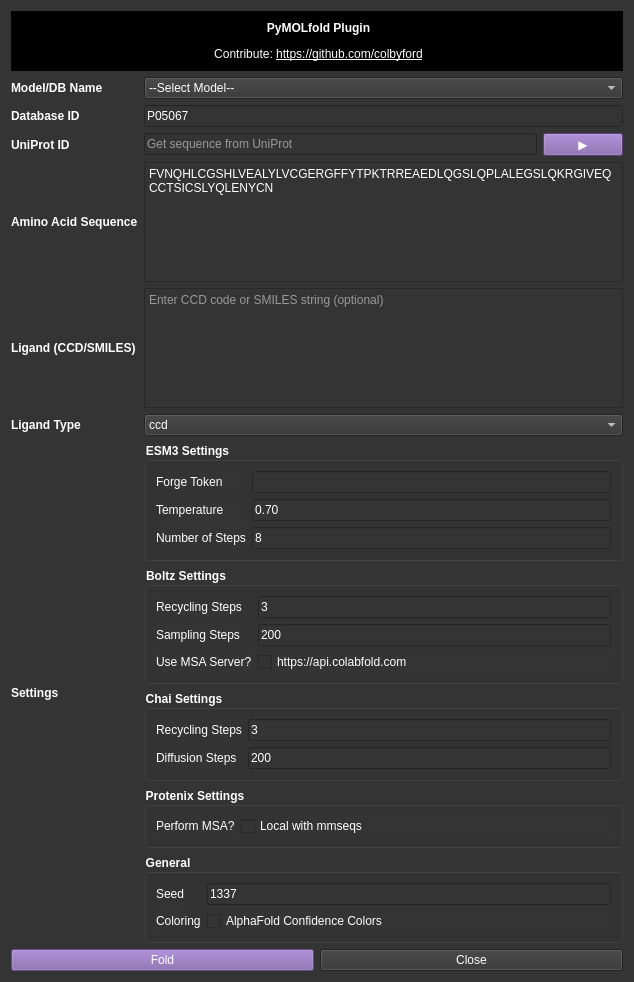
This is pymolfold/widget.ui in colbyford/PyMOLfold as Qt 5 draws it before an edit. The edited form follows.
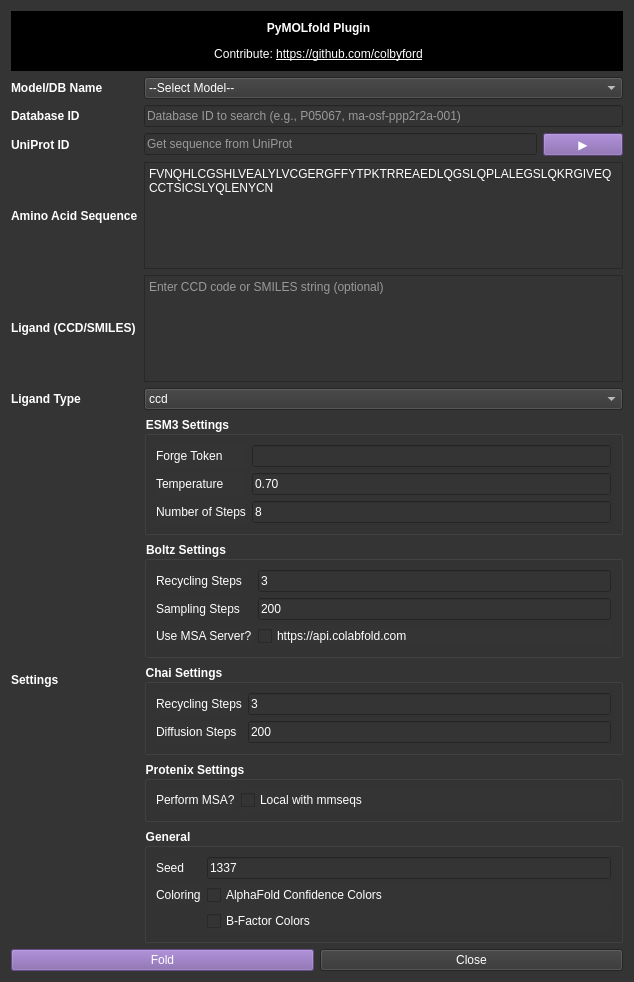
This is the edited form.

Commit message: Add support for ModelArchive database (and B-factor coloring)

The edit to the form file:
```diff
--- a/pymolfold/widget.ui
+++ b/pymolfold/widget.ui
@@ -59,10 +59,10 @@
      <item row="1" column="1">
       <widget class="QLineEdit" name="input_database_id">
        <property name="text">
-        <string>P05067</string>
+        <string/>
        </property>
        <property name="placeholderText">
-        <string>ID to search in database (e.g., P05067)</string>
+        <string>Database ID to search (e.g., P05067, ma-osf-ppp2r2a-001)</string>
        </property>
       </widget>
      </item>
@@ -437,6 +437,13 @@
             </property>
            </widget>
           </item>
+          <item row="2" column="1">
+           <widget class="QCheckBox" name="input_bfactor_coloring">
+            <property name="text">
+             <string>B-Factor Colors</string>
+            </property>
+           </widget>
+          </item>
          </layout>
         </widget>
        </item>
```
Left out of the diff: 7 changed lines with no effect on the pictures. The commit also changes 2 other files.
